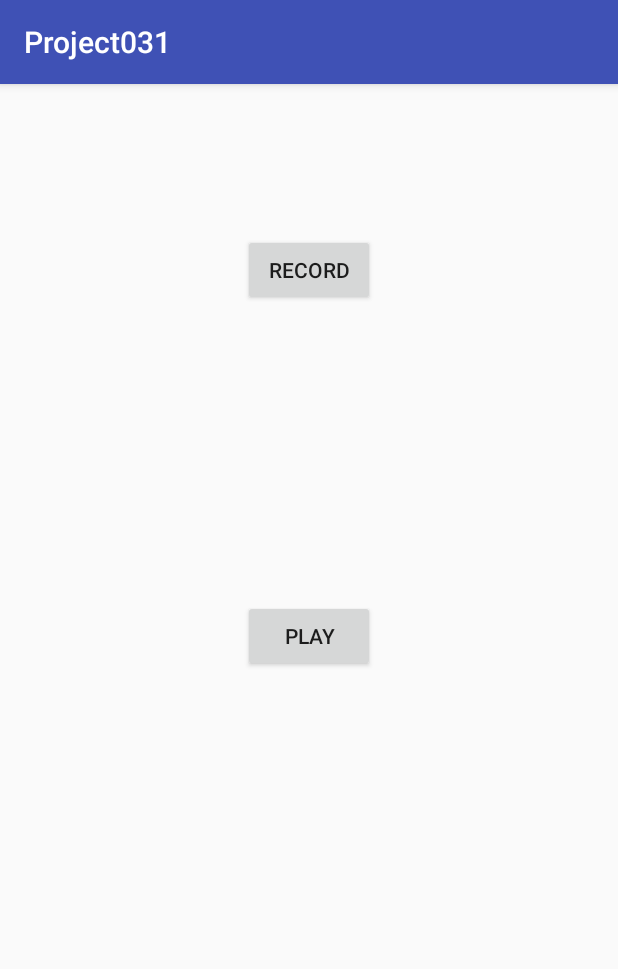
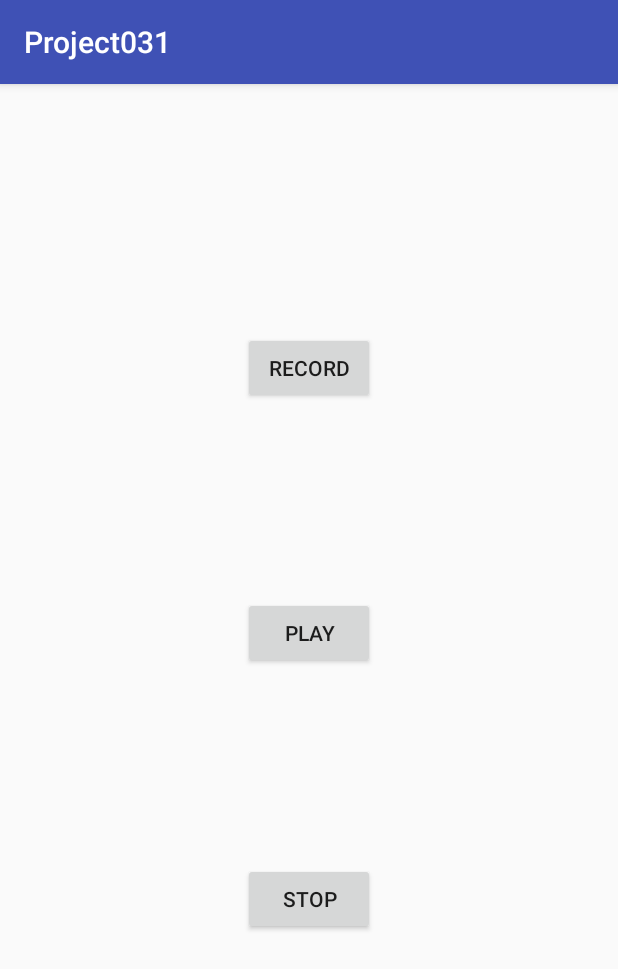
Before and after one commit to aidrones/Project031RecordAndPlayback, an Android app: the screen it shows after launch (MainActivity), on a phone screen of 412 x 824 dp. Shown: the top 969 px of the screen. Run offline under Robolectric (Android 15) with nearby library versions, the phone set to English and light mode, and no system bars.

Commit message:
Record and playback center buttons, Added stop button 4/15/18.

```diff
--- a/app/src/main/java/com/recordingandplayback/project031/MainActivity.kt
+++ b/app/src/main/java/com/recordingandplayback/project031/MainActivity.kt
@@ -28,6 +28,12 @@ class MainActivity: AppCompatActivity () {
             val mediaPlayer = MediaPlayer.create (this, url1)
             mediaPlayer.start ()
         }
+
+        val btnStop = findViewById (R.id.btnStop) as Button
+        btnStop.setOnClickListener {
+            val mediaPlayer = MediaPlayer.create(this, url1)
+            mediaPlayer.stop()
+        }
     }
 
     override fun onActivityResult (requestCode: Int, resultCode: Int, data: Intent) {
--- a/app/src/main/res/layout/activity_main.xml
+++ b/app/src/main/res/layout/activity_main.xml
@@ -11,25 +11,33 @@
         android:id="@+id/btnRecord"
         android:layout_width="wrap_content"
         android:layout_height="wrap_content"
-        android:layout_marginEnd="8dp"
-        android:layout_marginStart="8dp"
+        android:layout_marginBottom="32dp"
         android:layout_marginTop="100dp"
         android:text="Record"
-        app:layout_constraintEnd_toEndOf="parent"
-        app:layout_constraintStart_toStartOf="parent"
+        app:layout_constraintBottom_toTopOf="@+id/btnPlay"
+        app:layout_constraintStart_toStartOf="@+id/btnPlay"
         app:layout_constraintTop_toTopOf="parent" />
 
     <Button
         android:id="@+id/btnPlay"
         android:layout_width="wrap_content"
         android:layout_height="wrap_content"
-        android:layout_marginBottom="188dp"
-        android:layout_marginEnd="8dp"
-        android:layout_marginStart="8dp"
-        android:layout_marginTop="8dp"
+        android:layout_marginBottom="32dp"
+        android:layout_marginTop="32dp"
         android:text="Play"
+        app:layout_constraintBottom_toTopOf="@+id/btnStop"
+        app:layout_constraintStart_toStartOf="@+id/btnStop"
+        app:layout_constraintTop_toBottomOf="@+id/btnRecord" />
+
+    <Button
+        android:id="@+id/btnStop"
+        android:layout_width="wrap_content"
+        android:layout_height="wrap_content"
+        android:layout_marginBottom="136dp"
+        android:layout_marginTop="32dp"
+        android:text="Stop"
         app:layout_constraintBottom_toBottomOf="parent"
         app:layout_constraintEnd_toEndOf="parent"
         app:layout_constraintStart_toStartOf="parent"
-        app:layout_constraintTop_toBottomOf="@+id/btnRecord" />
+        app:layout_constraintTop_toBottomOf="@+id/btnPlay" />
 </android.support.constraint.ConstraintLayout>
```
